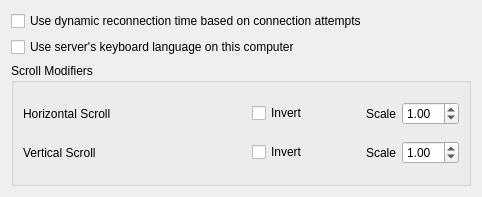
Above: src/lib/gui/dialogs/ClientConfigDialog.ui from deskflow/deskflow before the change. Below: the same form after it.
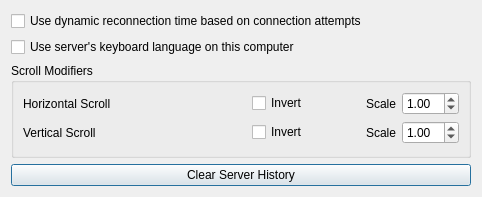
That is the form after the change.

Commit message: feat: remember previously used server addresses (#8114)

Diff of the .ui file:
```diff
--- a/src/lib/gui/dialogs/ClientConfigDialog.ui
+++ b/src/lib/gui/dialogs/ClientConfigDialog.ui
@@ -164,6 +164,13 @@
      </layout>
     </widget>
    </item>
+   <item>
+    <widget class="QPushButton" name="btnClearServerHistory">
+     <property name="text">
+      <string>Clear Server History</string>
+     </property>
+    </widget>
+   </item>
   </layout>
  </widget>
  <resources/>
```
The commit also changes 11 other files.
